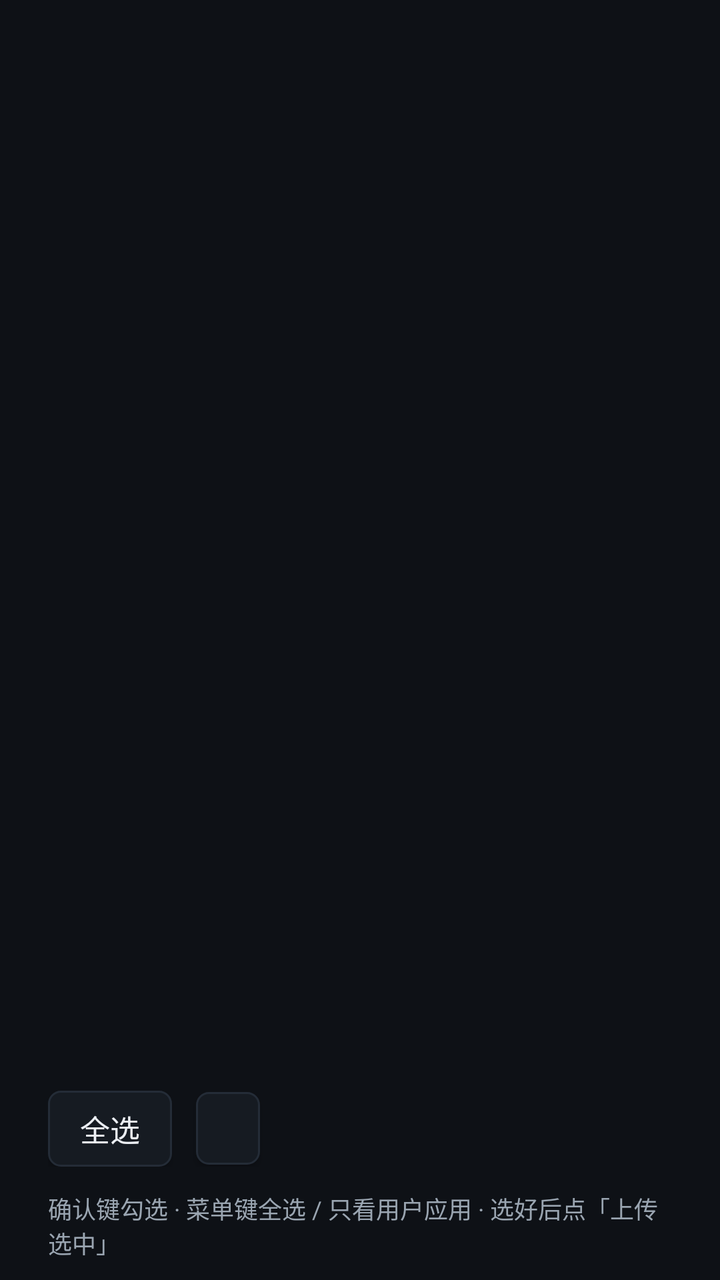
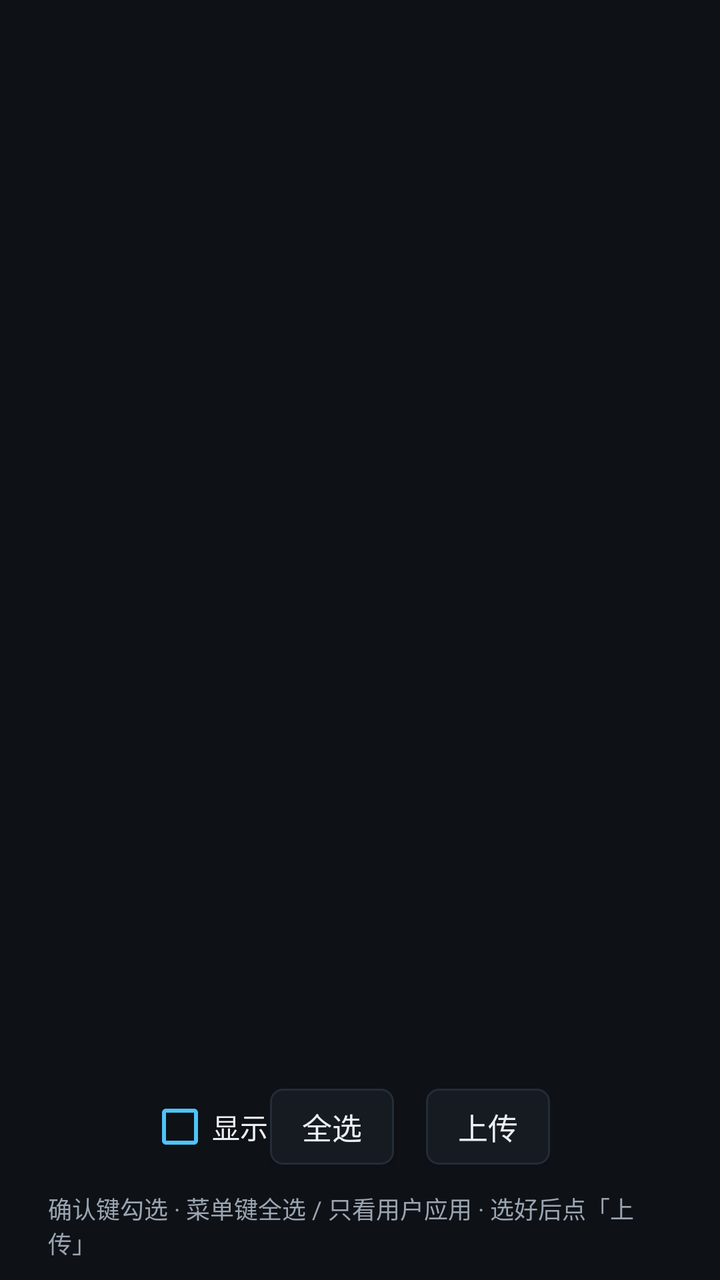

Before-and-after screenshots of an Android layout around one commit, followed by the original layout XML and the change that was made.
<!-- AndroidManifest.xml: activity theme AppTheme -->
<!-- res/layout/activity_app_list.xml -->
<?xml version="1.0" encoding="utf-8"?>
<LinearLayout xmlns:android="http://schemas.android.com/apk/res/android"
    android:layout_width="match_parent"
    android:layout_height="match_parent"
    android:background="@color/bg"
    android:orientation="vertical">

    <TextView
        android:id="@+id/app_title"
        android:layout_width="match_parent"
        android:layout_height="wrap_content"
        android:paddingStart="24dp"
        android:paddingTop="16dp"
        android:paddingEnd="24dp"
        android:textColor="@color/accent"
        android:textSize="20sp"
        android:textStyle="bold" />

    <TextView
        android:id="@+id/app_subtitle"
        android:layout_width="match_parent"
        android:layout_height="wrap_content"
        android:ellipsize="start"
        android:paddingStart="24dp"
        android:paddingTop="4dp"
        android:paddingEnd="24dp"
        android:paddingBottom="8dp"
        android:singleLine="true"
        android:textColor="@color/text_secondary"
        android:textSize="12sp" />

    <FrameLayout
        android:layout_width="match_parent"
        android:layout_height="0dp"
        android:layout_weight="1">

        <ListView
            android:id="@+id/app_list"
            android:layout_width="match_parent"
            android:layout_height="match_parent"
            android:cacheColorHint="@android:color/transparent"
            android:divider="@color/divider"
            android:dividerHeight="2dp"
            android:listSelector="@drawable/row_selector"
            android:paddingStart="16dp"
            android:paddingEnd="16dp"
            android:scrollbars="none" />

        <TextView
            android:id="@+id/app_empty"
            android:layout_width="wrap_content"
            android:layout_height="wrap_content"
            android:layout_gravity="center"
            android:textColor="@color/text_secondary"
            android:textSize="16sp"
            android:visibility="gone" />
    </FrameLayout>

    <LinearLayout
        android:layout_width="match_parent"
        android:layout_height="wrap_content"
        android:gravity="center_vertical"
        android:orientation="horizontal"
        android:paddingStart="24dp"
        android:paddingTop="8dp"
        android:paddingEnd="24dp"
        android:paddingBottom="12dp">

        <Button
            android:id="@+id/btn_select_all"
            style="@style/TvButton"
            android:layout_width="wrap_content"
            android:layout_height="wrap_content"
            android:text="@string/app_select_all" />

        <Button
            android:id="@+id/btn_upload_selected"
            style="@style/TvButton"
            android:layout_width="wrap_content"
            android:layout_height="wrap_content"
            android:layout_marginStart="12dp" />

        <TextView
            android:id="@+id/app_selection"
            android:layout_width="0dp"
            android:layout_height="wrap_content"
            android:layout_marginStart="16dp"
            android:layout_weight="1"
            android:gravity="end"
            android:textColor="@color/text_secondary"
            android:textSize="12sp" />
    </LinearLayout>

    <TextView
        android:layout_width="match_parent"
        android:layout_height="wrap_content"
        android:paddingStart="24dp"
        android:paddingBottom="10dp"
        android:paddingEnd="24dp"
        android:text="@string/app_list_hint"
        android:textColor="@color/text_secondary"
        android:textSize="12sp" />

</LinearLayout>
<!-- resources referenced by this layout -->
<resources>
  <color name="accent">#FF4FC3F7</color>
  <color name="bg">#FF0E1116</color>
  <color name="divider">#FF242C37</color>
  <color name="text_secondary">#FF9AA5B1</color>
  <!-- drawable row_selector (drawable) -->
  <?xml version="1.0" encoding="utf-8"?>
  <selector xmlns:android="http://schemas.android.com/apk/res/android">
      <item android:state_pressed="true">
          <shape android:shape="rectangle">
              <solid android:color="@color/bg_row_pressed" />
              <corners android:radius="6dp" />
          </shape>
      </item>
      <item android:state_focused="true">
          <shape android:shape="rectangle">
              <solid android:color="@color/bg_row_selected" />
              <corners android:radius="6dp" />
          </shape>
      </item>
      <item android:state_selected="true">
          <shape android:shape="rectangle">
              <solid android:color="@color/bg_row_selected" />
              <corners android:radius="6dp" />
          </shape>
      </item>
      <item>
          <shape android:shape="rectangle">
              <solid android:color="@color/transparent" />
              <corners android:radius="6dp" />
          </shape>
      </item>
  </selector>
  <string name="app_list_hint">确认键勾选 · 菜单键全选 / 只看用户应用 · 选好后点「上传选中」</string>
  <string name="app_select_all">全选</string>
  <style name="TvButton" parent="@android:style/Widget.Material.Button">
          <item name="android:background">@drawable/bg_button</item>
          <item name="android:textColor">@color/text_primary</item>
          <item name="android:textSize">15sp</item>
          <item name="android:minWidth">0dp</item>
          <item name="android:minHeight">0dp</item>
          <item name="android:paddingLeft">16dp</item>
          <item name="android:paddingRight">16dp</item>
          <item name="android:paddingTop">8dp</item>
          <item name="android:paddingBottom">8dp</item>
          <item name="android:textAllCaps">false</item>
      </style>
  <style name="AppTheme" parent="@android:style/Theme.Material.NoActionBar">
          <item name="android:windowBackground">@color/bg</item>
          <item name="android:colorAccent">@color/accent</item>
          <item name="android:statusBarColor">@color/bg</item>
          <item name="android:navigationBarColor">@color/bg</item>
          <item name="android:textColorPrimary">@color/text_primary</item>
          <item name="android:textColorSecondary">@color/text_secondary</item>
      </style>
  <color name="bg_row_pressed">#FF264F78</color>
  <color name="bg_row_selected">#FF1F6FEB</color>
  <color name="transparent">#00000000</color>
  <!-- drawable bg_button (drawable) -->
  <?xml version="1.0" encoding="utf-8"?>
  <selector xmlns:android="http://schemas.android.com/apk/res/android">
      <item android:state_focused="true">
          <shape android:shape="rectangle">
              <solid android:color="@color/accent" />
              <corners android:radius="6dp" />
          </shape>
      </item>
      <item android:state_pressed="true">
          <shape android:shape="rectangle">
              <solid android:color="@color/bg_row_pressed" />
              <corners android:radius="6dp" />
          </shape>
      </item>
      <item>
          <shape android:shape="rectangle">
              <solid android:color="@color/bg_panel" />
              <stroke android:width="1dp" android:color="@color/divider" />
              <corners android:radius="6dp" />
          </shape>
      </item>
  </selector>
  <color name="text_primary">#FFECEFF4</color>
  <color name="bg_panel">#FF161B22</color>
</resources>

<!-- the commit's change to res/layout/activity_app_list.xml (unified diff, before → after) -->
@@ -34,17 +34,21 @@
         android:layout_height="0dp"
         android:layout_weight="1">
 
-        <ListView
+        <GridView
             android:id="@+id/app_list"
             android:layout_width="match_parent"
             android:layout_height="match_parent"
             android:cacheColorHint="@android:color/transparent"
-            android:divider="@color/divider"
-            android:dividerHeight="2dp"
+            android:columnWidth="120dp"
+            android:horizontalSpacing="12dp"
             android:listSelector="@drawable/row_selector"
+            android:numColumns="2"
             android:paddingStart="16dp"
+            android:paddingTop="4dp"
             android:paddingEnd="16dp"
-            android:scrollbars="none" />
+            android:scrollbars="none"
+            android:stretchMode="columnWidth"
+            android:verticalSpacing="12dp" />
 
         <TextView
             android:id="@+id/app_empty"
@@ -56,40 +60,57 @@
             android:visibility="gone" />
     </FrameLayout>
 
-    <LinearLayout
+    <FrameLayout
         android:layout_width="match_parent"
         android:layout_height="wrap_content"
-        android:gravity="center_vertical"
-        android:orientation="horizontal"
-        android:paddingStart="24dp"
+        android:paddingStart="74dp"
         android:paddingTop="8dp"
         android:paddingEnd="24dp"
         android:paddingBottom="12dp">
 
-        <Button
-            android:id="@+id/btn_select_all"
-            style="@style/TvButton"
+        <CheckBox
+            android:id="@+id/app_show_system"
             android:layout_width="wrap_content"
             android:layout_height="wrap_content"
-            android:text="@string/app_select_all" />
+            android:layout_gravity="start|center_vertical"
+            android:buttonTint="@color/accent"
+            android:focusable="true"
+            android:minHeight="40dp"
+            android:text="@string/app_show_system_label"
+            android:textColor="@color/text_primary"
+            android:textSize="14sp" />
 
-        <Button
-            android:id="@+id/btn_upload_selected"
-            style="@style/TvButton"
+        <LinearLayout
             android:layout_width="wrap_content"
             android:layout_height="wrap_content"
-            android:layout_marginStart="12dp" />
+            android:layout_gravity="center"
+            android:gravity="center_vertical"
+            android:orientation="horizontal">
+
+            <Button
+                android:id="@+id/btn_select_all"
+                style="@style/TvButton"
+                android:layout_width="wrap_content"
+                android:layout_height="wrap_content"
+                android:text="@string/app_select_all" />
+
+            <Button
+                android:id="@+id/btn_upload_selected"
+                style="@style/TvButton"
+                android:layout_width="wrap_content"
+                android:layout_height="wrap_content"
+                android:layout_marginStart="16dp"
+                android:text="@string/app_upload_action" />
+        </LinearLayout>
 
         <TextView
             android:id="@+id/app_selection"
-            android:layout_width="0dp"
+            android:layout_width="wrap_content"
             android:layout_height="wrap_content"
-            android:layout_marginStart="16dp"
-            android:layout_weight="1"
-            android:gravity="end"
+            android:layout_gravity="end|center_vertical"
             android:textColor="@color/text_secondary"
             android:textSize="12sp" />
-    </LinearLayout>
+    </FrameLayout>
 
     <TextView
         android:layout_width="match_parent"
<!-- resource entries referenced after the edit -->
@@ -32,8 +32,10 @@
           </shape>
       </item>
   </selector>
-  <string name="app_list_hint">确认键勾选 · 菜单键全选 / 只看用户应用 · 选好后点「上传选中」</string>
+  <string name="app_list_hint">确认键勾选 · 菜单键全选 / 只看用户应用 · 选好后点「上传」</string>
   <string name="app_select_all">全选</string>
+  <string name="app_show_system_label">显示系统应用</string>
+  <string name="app_upload_action">上传</string>
   <style name="TvButton" parent="@android:style/Widget.Material.Button">
           <item name="android:background">@drawable/bg_button</item>
           <item name="android:textColor">@color/text_primary</item>
